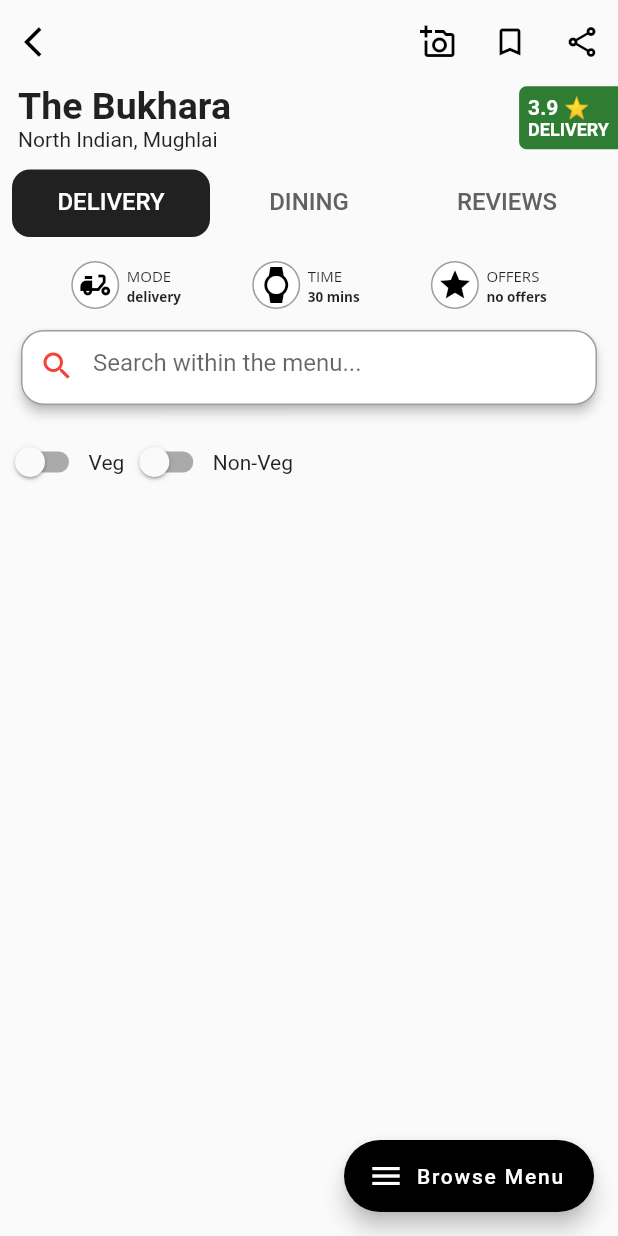
After one commit to Rohit-RA-2020/Zomato-UI, a Flutter app: the MenuScreen screen opened directly, on a phone screen of 412 x 824 dp. The commit adds this screen. Run offline on Flutter 3.47's test engine with Material 2 defaults, Android fonts, the phone set to English and light mode, and no system bars; our stand-ins replace font_awesome_flutter, google_fonts.

Commit message:
Menu screen

```diff
--- /dev/null
+++ b/lib/screens/menu_screen.dart
@@ -0,0 +1,302 @@
+import 'package:flutter/material.dart';
+import 'package:google_fonts/google_fonts.dart';
+import 'package:zomato_ui/widgets/search_bar.dart';
+
+class MenuScreen extends StatefulWidget {
+  const MenuScreen({Key? key}) : super(key: key);
+
+  @override
+  State<MenuScreen> createState() => _MenuScreenState();
+}
+
+class _MenuScreenState extends State<MenuScreen>
+    with SingleTickerProviderStateMixin {
+  TabController? tabController1;
+
+  @override
+  void initState() {
+    super.initState();
+    tabController1 = TabController(vsync: this, length: 3, initialIndex: 0)
+      ..addListener(() {
+        setState(() {});
+      });
+  }
+
+  bool _veg = false;
+  bool _nonv = false;
+
+  @override
+  Widget build(BuildContext context) {
+    return Scaffold(
+      appBar: AppBar(
+        backgroundColor: Colors.transparent,
+        elevation: 0,
+        automaticallyImplyLeading: false,
+        title: IconButton(
+          padding: EdgeInsets.zero,
+          constraints: const BoxConstraints(),
+          icon: const Icon(Icons.arrow_back_ios, color: Colors.black),
+          onPressed: () => Navigator.pop(context),
+        ),
+        actions: <Widget>[
+          IconButton(
+            icon: const Icon(Icons.add_a_photo_outlined, color: Colors.black),
+            onPressed: () {},
+          ),
+          IconButton(
+              icon: const Icon(Icons.bookmark_border_outlined,
+                  color: Colors.black),
+              onPressed: () {}),
+          IconButton(
+            icon: const Icon(Icons.share_outlined, color: Colors.black),
+            onPressed: () {},
+          )
+        ],
+      ),
+      floatingActionButton: FloatingActionButton.extended(
+        onPressed: () {
+          // Add your onPressed code here!
+        },
+        label: const Text('Browse Menu'),
+        icon: const Icon(Icons.menu),
+        backgroundColor: Colors.black,
+      ),
+      body: Column(
+        children: <Widget>[
+          const TitleWidget(),
+          TabBarWidget(tabController1: tabController1),
+          const MiscDetails(),
+          const Padding(
+            padding: EdgeInsets.all(10.0),
+            child: SearchBox('Search within the menu...'),
+          ),
+          Row(
+            children: [
+              Switch(
+                value: _veg,
+                activeColor: Colors.green,
+                onChanged: (bool newValue) {
+                  setState(() {
+                    _veg = newValue;
+                  });
+                },
+              ),
+              const Text('Veg'),
+              Switch(
+                value: _nonv,
+                activeColor: Colors.red,
+                onChanged: (bool newValue) {
+                  setState(() {
+                    _nonv = newValue;
+                  });
+                },
+              ),
+              const Text('Non-Veg'),
+            ],
+          )
+        ],
+      ),
+    );
+  }
+}
+
+class MiscDetails extends StatelessWidget {
+  const MiscDetails({
+    Key? key,
+  }) : super(key: key);
+
+  @override
+  Widget build(BuildContext context) {
+    return Padding(
+      padding: const EdgeInsets.only(top: 8.0),
+      child: Row(
+        mainAxisAlignment: MainAxisAlignment.spaceEvenly,
+        children: <Widget>[
+          Row(
+            children: <Widget>[
+              const CircleAvatar(
+                backgroundColor: Colors.grey,
+                radius: 16,
+                child: CircleAvatar(
+                  radius: 15,
+                  backgroundColor: Colors.white,
+                  child: Icon(Icons.delivery_dining, color: Colors.black),
+                ),
+              ),
+              const SizedBox(width: 5),
+              Column(
+                crossAxisAlignment: CrossAxisAlignment.start,
+                children: <Widget>[
+                  Text('MODE', style: GoogleFonts.openSans(fontSize: 10)),
+                  Text('delivery',
+                      style: GoogleFonts.openSans(
+                          fontSize: 9, fontWeight: FontWeight.bold)),
+                ],
+              )
+            ],
+          ),
+          Row(
+            children: <Widget>[
+              const CircleAvatar(
+                backgroundColor: Colors.grey,
+                radius: 16,
+                child: CircleAvatar(
+                  radius: 15,
+                  backgroundColor: Colors.white,
+                  child: Icon(Icons.watch, color: Colors.black),
+                ),
+              ),
+              const SizedBox(width: 5),
+              Column(
+                crossAxisAlignment: CrossAxisAlignment.start,
+                children: <Widget>[
+                  Text('TIME', style: GoogleFonts.openSans(fontSize: 10)),
+                  Text('30 mins',
+                      style: GoogleFonts.openSans(
+                          fontSize: 9, fontWeight: FontWeight.bold)),
+                ],
+              )
+            ],
+          ),
+          Row(
+            children: <Widget>[
+              const CircleAvatar(
+                backgroundColor: Colors.grey,
+                radius: 16,
+                child: CircleAvatar(
+                  radius: 15,
+                  backgroundColor: Colors.white,
+                  child: Icon(Icons.star, color: Colors.black),
+                ),
+              ),
+              const SizedBox(width: 5),
+              Column(
+                crossAxisAlignment: CrossAxisAlignment.start,
+                children: <Widget>[
+                  Text('OFFERS', style: GoogleFonts.openSans(fontSize: 10)),
+                  Text('no offers',
+                      style: GoogleFonts.openSans(
+                          fontSize: 9, fontWeight: FontWeight.bold)),
+                ],
+              )
+            ],
+          ),
+        ],
+      ),
+    );
+  }
+}
+
+class TabBarWidget extends StatelessWidget {
+  const TabBarWidget({
+    Key? key,
+    required this.tabController1,
+  }) : super(key: key);
+
+  final TabController? tabController1;
+
+  @override
+  Widget build(BuildContext context) {
+    return Padding(
+      padding:
+          const EdgeInsets.only(top: 12.0, right: 8.0, left: 8.0, bottom: 8.0),
+      child: TabBar(
+        indicator: BoxDecoration(
+          borderRadius: BorderRadius.circular(
+            12.0,
+          ),
+          color: Colors.grey.shade900,
+        ),
+        labelColor: Colors.white,
+        unselectedLabelColor: Colors.grey.shade700,
+        controller: tabController1,
+        tabs: const <Widget>[
+          Padding(
+            padding: EdgeInsets.all(12.0),
+            child: Text(
+              'DELIVERY',
+              style: TextStyle(fontSize: 16.0),
+            ),
+          ),
+          Padding(
+            padding: EdgeInsets.all(12.0),
+            child: Text(
+              'DINING',
+              style: TextStyle(fontSize: 16.0),
+            ),
+          ),
+          Padding(
+            padding: EdgeInsets.all(12.0),
+            child: Text(
+              'REVIEWS',
+              style: TextStyle(fontSize: 16.0),
+            ),
+          ),
+        ],
+      ),
+    );
+  }
+}
+
+class TitleWidget extends StatelessWidget {
+  const TitleWidget({
+    Key? key,
+  }) : super(key: key);
+
+  @override
+  Widget build(BuildContext context) {
+    return Row(
+      mainAxisAlignment: MainAxisAlignment.spaceBetween,
+      children: <Widget>[
+        Padding(
+          padding: const EdgeInsets.only(left: 12.0),
+          child: Column(
+            crossAxisAlignment: CrossAxisAlignment.start,
+            children: const <Widget>[
+              Text(
+                'The Bukhara',
+                style: TextStyle(
+                  fontSize: 25,
+                  fontWeight: FontWeight.bold,
+                ),
+              ),
+              Text('North Indian, Mughlai'),
+            ],
+          ),
+        ),
+        Container(
+          child: Padding(
+            padding: const EdgeInsets.all(6.0),
+            child: Column(
+              crossAxisAlignment: CrossAxisAlignment.start,
+              children: const <Widget>[
+                Text(
+                  '3.9 ⭐',
+                  style: TextStyle(
+                    color: Colors.white,
+                    fontWeight: FontWeight.bold,
+                  ),
+                ),
+                Text(
+                  'DELIVERY',
+                  style: TextStyle(
+                    color: Colors.white,
+                    fontWeight: FontWeight.bold,
+                    fontSize: 12,
+                  ),
+                ),
+              ],
+            ),
+          ),
+          decoration: BoxDecoration(
+            color: Colors.green.shade800,
+            borderRadius: const BorderRadius.only(
+              topLeft: Radius.circular(5),
+              bottomLeft: Radius.circular(5),
+            ),
+          ),
+        )
+      ],
+    );
+  }
+}
--- a/lib/widgets/restaurant_item.dart
+++ b/lib/widgets/restaurant_item.dart
@@ -1,5 +1,6 @@
 import 'package:flutter/material.dart';
 import 'package:google_fonts/google_fonts.dart';
+import 'package:zomato_ui/screens/menu_screen.dart';
 
 class RestaurantDetail extends StatelessWidget {
   const RestaurantDetail({
@@ -27,11 +28,17 @@
 
   @override
   Widget build(BuildContext context) {
-    return Container(
+    return GestureDetector(
+      onTap: () {
+        Navigator.push(
+            context, MaterialPageRoute(builder: (context) => MenuScreen()));
+      },
+      child: Container(
         padding: const EdgeInsets.all(5),
         child: Card(
           elevation: 10,
-        shape: RoundedRectangleBorder(borderRadius: BorderRadius.circular(20)),
+          shape:
+              RoundedRectangleBorder(borderRadius: BorderRadius.circular(20)),
           child: Column(
             crossAxisAlignment: CrossAxisAlignment.start,
             children: <Widget>[
@@ -72,8 +79,8 @@
                               borderRadius: BorderRadius.circular(4)),
                           child: Padding(
                             padding: const EdgeInsets.all(2.0),
-                          child:
-                              Text(time, style: const TextStyle(fontSize: 10)),
+                            child: Text(time,
+                                style: const TextStyle(fontSize: 10)),
                           ),
                         ),
                       )
@@ -137,7 +144,8 @@
                     ),
                     Padding(
                       padding: const EdgeInsets.only(left: 5.0),
-                    child: Text('$noOrders+ orders placed from here recently'),
+                      child:
+                          Text('$noOrders+ orders placed from here recently'),
                     ),
                   ],
                 ),
@@ -145,6 +153,7 @@
             ],
           ),
         ),
+      ),
     );
   }
 }
```
Lines whose indentation alone changed are shown as unchanged.
